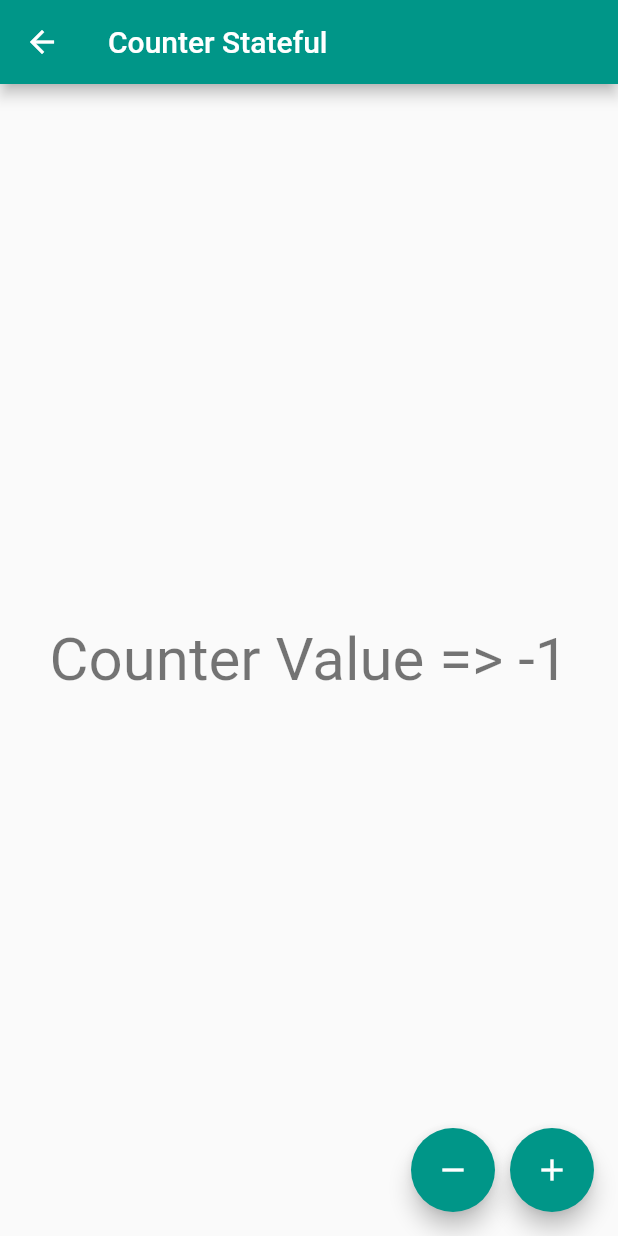
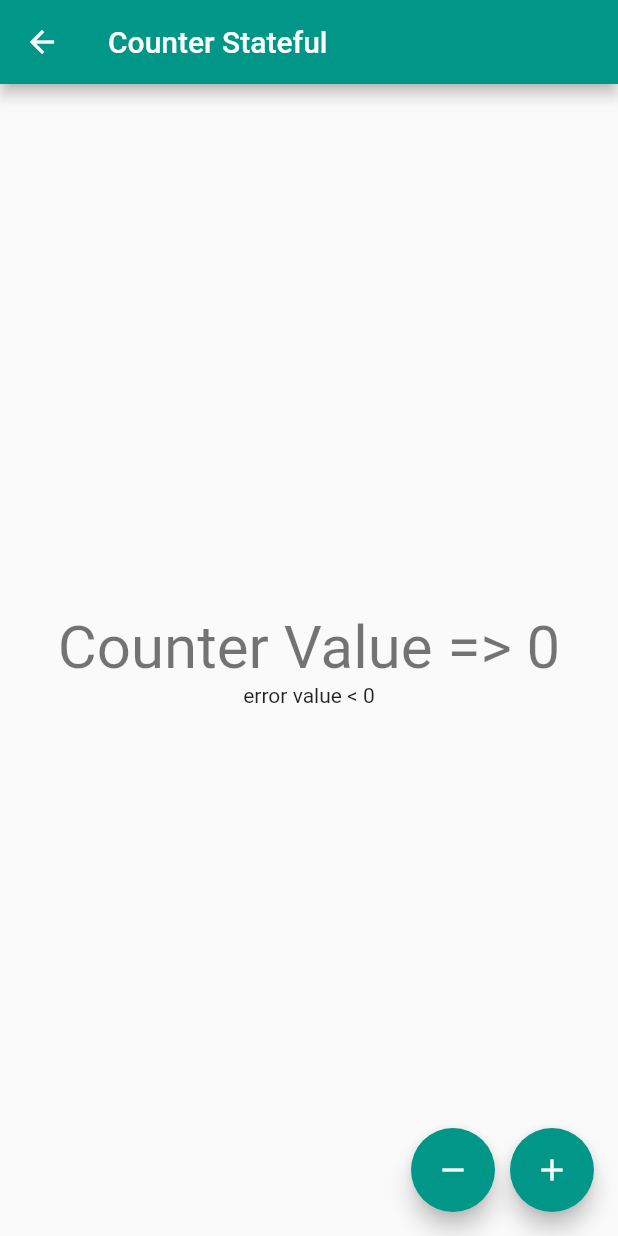
Before and after one commit to Junior300895/practices_app, a Flutter app: the CounterStatefulPage screen opened by its route, after a tap on the "remove" icon, on a phone screen of 412 x 824 dp. Run offline on Flutter 3.47's test engine with Material 2 defaults, Android fonts, the phone set to English and light mode, and no system bars.

Commit message:
erreur geree dans stateful

```diff
--- a/lib/ui/pages/counter.stateful.page.dart
+++ b/lib/ui/pages/counter.stateful.page.dart
@@ -9,7 +9,7 @@ class CounterStatefulPage extends StatefulWidget {
 
 class _CounterStatefulPageState extends State<CounterStatefulPage> {
   int counter = 0;
-
+  String errorMessage = "";
   @override
   Widget build(BuildContext context) {
     return Scaffold(
@@ -18,10 +18,13 @@ class _CounterStatefulPageState extends State<CounterStatefulPage> {
         title: const Text("Counter Stateful"),
       ),
       body: Center(
-        child: Text(
-          "Counter Value => $counter",
-          style: Theme.of(context).textTheme.headlineLarge,
-        ),
+        child: Column(mainAxisAlignment: MainAxisAlignment.center, children: [
+          Text(
+            "Counter Value => $counter",
+            style: Theme.of(context).textTheme.headlineLarge,
+          ),
+          (errorMessage != "") ? Text(errorMessage) : const Text("")
+        ]),
       ),
       floatingActionButton: Row(
         mainAxisAlignment: MainAxisAlignment.end,
@@ -30,7 +33,12 @@ class _CounterStatefulPageState extends State<CounterStatefulPage> {
             heroTag: "dec",
             onPressed: () {
               setState(() {
-                --counter;
+                if (counter > 0) {
+                  --counter;
+                  errorMessage = "";
+                } else {
+                  errorMessage = "error value < 0";
+                }
               });
             },
             child: const Icon(Icons.remove),
@@ -42,7 +50,12 @@ class _CounterStatefulPageState extends State<CounterStatefulPage> {
             heroTag: "inc",
             onPressed: () {
               setState(() {
-                ++counter;
+                if (counter < 10) {
+                  ++counter;
+                  errorMessage = "";
+                } else {
+                  errorMessage = "error value > 10";
+                }
               });
             },
             child: const Icon(Icons.add),
```
